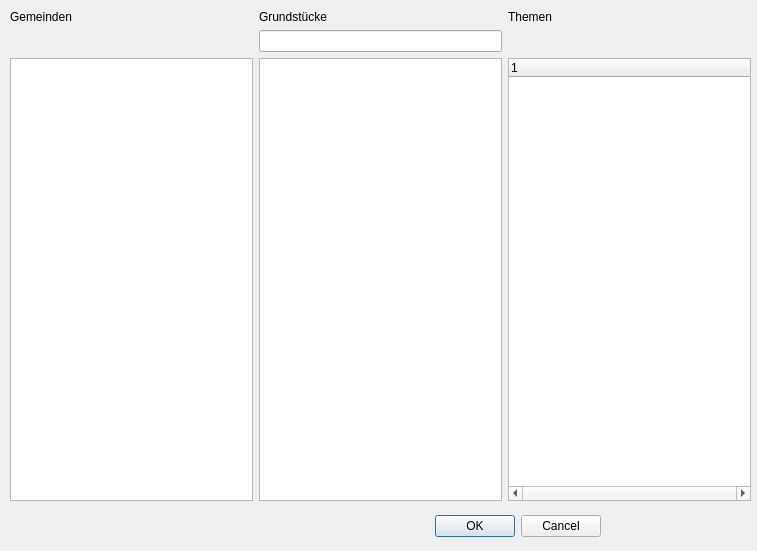
This is VoGISRaumplanungPlot/ui_vogisraumplanungplot.ui in BergWerkGIS/VoGIS-Raumplanung as Qt 5 draws it before an edit. The edited form follows.
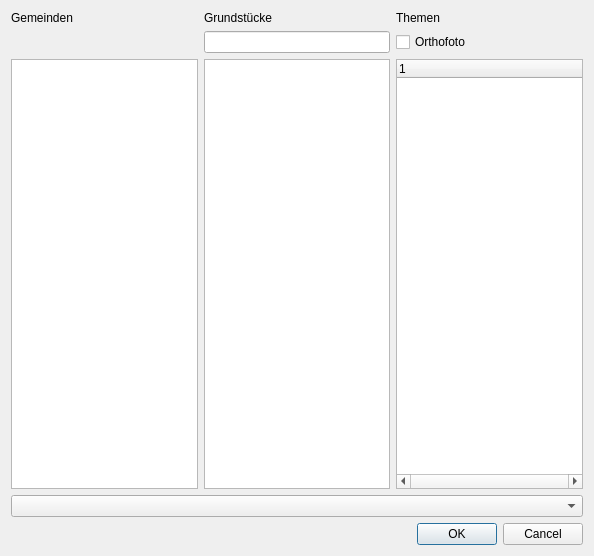
This is the edited form.

Commit message: !!!!Error during PDF export!! GUI adjusments for layout templates. GUI adjustments for ortho-layer. Settings adjustments for ortho-layer.

```diff
--- a/VoGISRaumplanungPlot/ui_vogisraumplanungplot.ui
+++ b/VoGISRaumplanungPlot/ui_vogisraumplanungplot.ui
@@ -6,8 +6,8 @@
    <rect>
     <x>0</x>
     <y>0</y>
-    <width>757</width>
-    <height>551</height>
+    <width>594</width>
+    <height>556</height>
    </rect>
   </property>
   <property name="windowTitle">
@@ -16,31 +16,8 @@
   <property name="modal">
    <bool>true</bool>
   </property>
-  <widget class="QDialogButtonBox" name="buttonBox">
-   <property name="geometry">
-    <rect>
-     <x>10</x>
-     <y>510</y>
-     <width>591</width>
-     <height>32</height>
-    </rect>
-   </property>
-   <property name="orientation">
-    <enum>Qt::Horizontal</enum>
-   </property>
-   <property name="standardButtons">
-    <set>QDialogButtonBox::Cancel|QDialogButtonBox::Ok</set>
-   </property>
-  </widget>
-  <widget class="QWidget" name="gridLayoutWidget">
-   <property name="geometry">
-    <rect>
-     <x>10</x>
-     <y>10</y>
-     <width>741</width>
-     <height>491</height>
-    </rect>
-   </property>
+  <layout class="QVBoxLayout" name="verticalLayout">
+   <item>
    <layout class="QGridLayout" name="gridLayout">
     <item row="0" column="1">
      <widget class="QLabel" name="label_2">
@@ -90,8 +67,29 @@
     <item row="1" column="1">
      <widget class="QLineEdit" name="LE_GST_FILTER"/>
     </item>
-   </layout>
-  </widget>
+     <item row="1" column="2">
+      <widget class="QCheckBox" name="CHK_Ortho">
+       <property name="text">
+        <string>Orthofoto</string>
+       </property>
+      </widget>
+     </item>
+    </layout>
+   </item>
+   <item>
+    <widget class="QComboBox" name="CB_Layout"/>
+   </item>
+   <item>
+    <widget class="QDialogButtonBox" name="buttonBox">
+     <property name="orientation">
+      <enum>Qt::Horizontal</enum>
+     </property>
+     <property name="standardButtons">
+      <set>QDialogButtonBox::Cancel|QDialogButtonBox::Ok</set>
+     </property>
+    </widget>
+   </item>
+  </layout>
  </widget>
  <resources/>
  <connections>
```
Left out of the diff: 14 changed lines with no effect on the pictures. Lines whose indentation alone changed are shown as unchanged. The commit also changes 11 other files.
